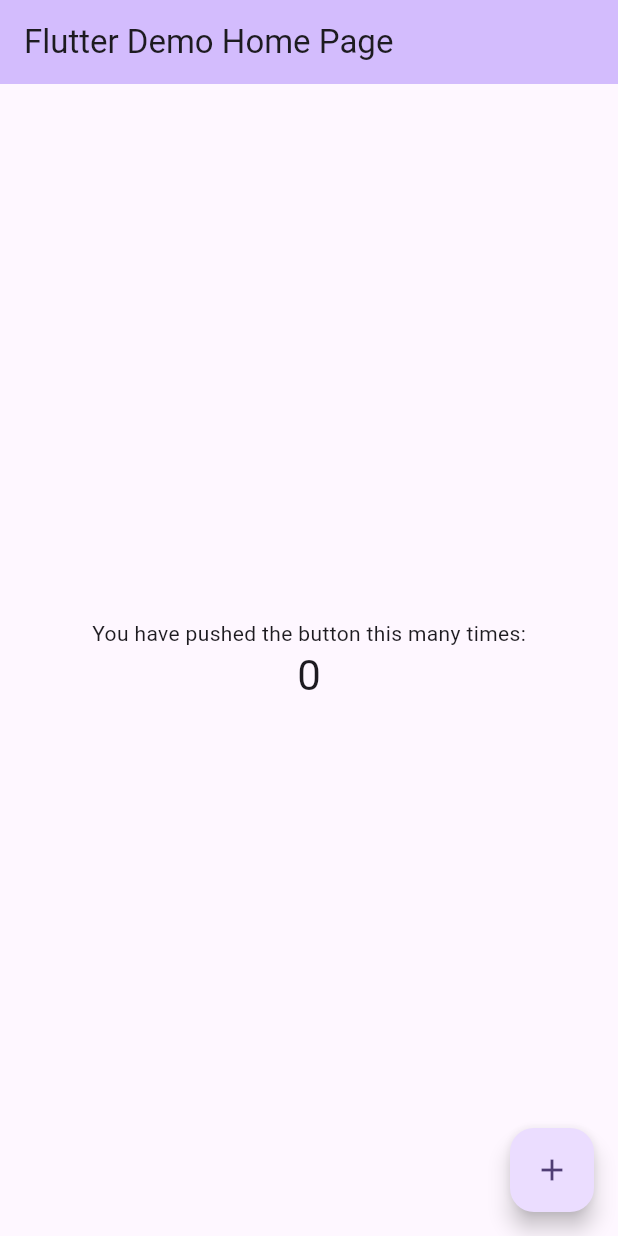
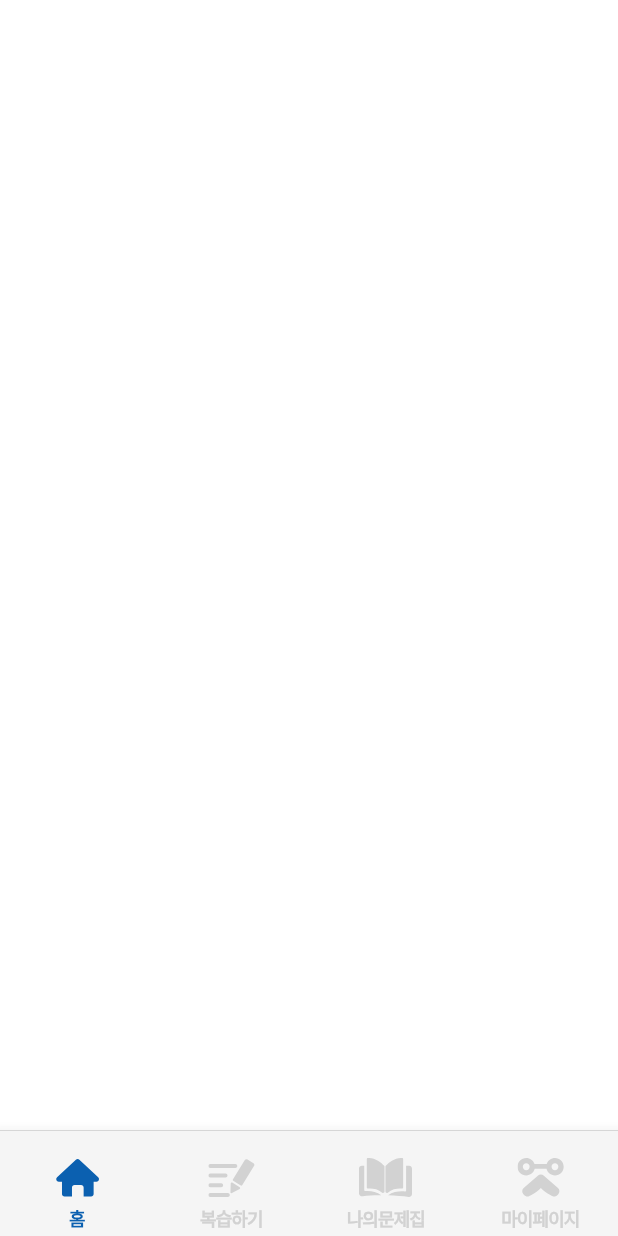
Before and after one commit to RestTest-App/RestTest_FE, a Flutter app: the screen it shows after launch, on a phone screen of 412 x 824 dp. Run offline on Flutter 3.47's test engine with Material 3 defaults, Android fonts, the phone set to English and light mode, and no system bars; our stand-ins replace flutter_dotenv, flutter_native_splash, flutter_svg, get, logger; Roboto replaces fonts that are missing (AppleSDGothicNeo).

Commit message:
✨feat : navigationBar setting

```diff
--- /dev/null
+++ b/lib/app/main_app.dart
@@ -0,0 +1,35 @@
+import 'package:flutter/material.dart';
+import 'package:flutter/services.dart';
+import 'package:get/get.dart';
+import 'package:rest_test/utility/static/app_pages.dart';
+import 'package:rest_test/utility/static/app_routes.dart';
+import 'package:rest_test/utility/system/color_system.dart';
+
+class MainApp extends StatelessWidget {
+  const MainApp({super.key});
+
+  @override
+  Widget build(BuildContext context) {
+    SystemChrome.setPreferredOrientations([DeviceOrientation.portraitUp]);
+    return GetMaterialApp(
+      // App Title
+      title: "Rest_Test",
+
+      locale: Get.deviceLocale,
+      fallbackLocale: const Locale('ko', 'KR'),
+
+      // Theme
+      theme: ThemeData(
+        useMaterial3: true,
+        fontFamily: 'AppleSDGothicNeo',
+        colorSchemeSeed: ColorSystem.blue, //
+        scaffoldBackgroundColor: const Color(0xFF2791EA),
+      ),
+
+      // initialRoute: Routes.LOGIN, // 로그인 화면으로 시작(TEST)
+      initialRoute: Routes.ROOT,
+      // initialBinding: InitBinding(),
+      getPages: appPages,
+    );
+  }
+}
--- a/lib/main.dart
+++ b/lib/main.dart
@@ -1,125 +1,56 @@
 import 'package:flutter/material.dart';
+import 'package:flutter_dotenv/flutter_dotenv.dart';
+import 'package:flutter_native_splash/flutter_native_splash.dart';
 
-void main() {
-  runApp(const MyApp());
+import 'app/main_app.dart';
+
+Future<void> main() async {
+  await onSystemInit();
+
+  runApp(const MainApp());
 }
 
-class MyApp extends StatelessWidget {
-  const MyApp({super.key});
+Future<void> onSystemInit() async{
+  // WidgetsBinding
+  WidgetsBinding widgetsBinding = WidgetsFlutterBinding.ensureInitialized();
 
-  // This widget is the root of your application.
-  @override
-  Widget build(BuildContext context) {
-    return MaterialApp(
-      title: 'Flutter Demo',
-      theme: ThemeData(
-        // This is the theme of your application.
-        //
-        // TRY THIS: Try running your application with "flutter run". You'll see
-        // the application has a purple toolbar. Then, without quitting the app,
-        // try changing the seedColor in the colorScheme below to Colors.green
-        // and then invoke "hot reload" (save your changes or press the "hot
-        // reload" button in a Flutter-supported IDE, or press "r" if you used
-        // the command line to start the app).
-        //
-        // Notice that the counter didn't reset back to zero; the application
-        // state is not lost during the reload. To reset the state, use hot
-        // restart instead.
-        //
-        // This works for code too, not just values: Most code changes can be
-        // tested with just a hot reload.
-        colorScheme: ColorScheme.fromSeed(seedColor: Colors.deepPurple),
-        useMaterial3: true,
-      ),
-      home: const MyHomePage(title: 'Flutter Demo Home Page'),
-    );
-  }
+  // Environment
+  await dotenv.load(fileName: "assets/config/.env");
+  // KakaoSdk.init(nativeAppKey: "${dotenv.env['KAKAO_APP_KEY']}");
+
+  FlutterNativeSplash.preserve(widgetsBinding: widgetsBinding);
+  // 스플래시 스크린 제거
+  FlutterNativeSplash.remove();
 }
 
-class MyHomePage extends StatefulWidget {
-  const MyHomePage({super.key, required this.title});
-
-  // This widget is the home page of your application. It is stateful, meaning
-  // that it has a State object (defined below) that contains fields that affect
-  // how it looks.
-
-  // This class is the configuration for the state. It holds the values (in this
-  // case the title) provided by the parent (in this case the App widget) and
-  // used by the build method of the State. Fields in a Widget subclass are
-  // always marked "final".
-
-  final String title;
-
-  @override
-  State<MyHomePage> createState() => _MyHomePageState();
-}
-
-class _MyHomePageState extends State<MyHomePage> {
-  int _counter = 0;
-
-  void _incrementCounter() {
-    setState(() {
-      // This call to setState tells the Flutter framework that something has
-      // changed in this State, which causes it to rerun the build method below
-      // so that the display can reflect the updated values. If we changed
-      // _counter without calling setState(), then the build method would not be
-      // called again, and so nothing would appear to happen.
-      _counter++;
-    });
-  }
-
-  @override
-  Widget build(BuildContext context) {
-    // This method is rerun every time setState is called, for instance as done
-    // by the _incrementCounter method above.
-    //
-    // The Flutter framework has been optimized to make rerunning build methods
-    // fast, so that you can just rebuild anything that needs updating rather
-    // than having to individually change instances of widgets.
-    return Scaffold(
-      appBar: AppBar(
-        // TRY THIS: Try changing the color here to a specific color (to
-        // Colors.amber, perhaps?) and trigger a hot reload to see the AppBar
-        // change color while the other colors stay the same.
-        backgroundColor: Theme.of(context).colorScheme.inversePrimary,
-        // Here we take the value from the MyHomePage object that was created by
-        // the App.build method, and use it to set our appbar title.
-        title: Text(widget.title),
-      ),
-      body: Center(
-        // Center is a layout widget. It takes a single child and positions it
-        // in the middle of the parent.
-        child: Column(
-          // Column is also a layout widget. It takes a list of children and
-          // arranges them vertically. By default, it sizes itself to fit its
-          // children horizontally, and tries to be as tall as its parent.
-          //
-          // Column has various properties to control how it sizes itself and
-          // how it positions its children. Here we use mainAxisAlignment to
-          // center the children vertically; the main axis here is the vertical
-          // axis because Columns are vertical (the cross axis would be
-          // horizontal).
-          //
-          // TRY THIS: Invoke "debug painting" (choose the "Toggle Debug Paint"
-          // action in the IDE, or press "p" in the console), to see the
-          // wireframe for each widget.
-          mainAxisAlignment: MainAxisAlignment.center,
-          children: <Widget>[
-            const Text(
-              'You have pushed the button this many times:',
-            ),
-            Text(
-              '$_counter',
-              style: Theme.of(context).textTheme.headlineMedium,
-            ),
-          ],
-        ),
-      ),
-      floatingActionButton: FloatingActionButton(
-        onPressed: _incrementCounter,
-        tooltip: 'Increment',
-        child: const Icon(Icons.add),
-      ), // This trailing comma makes auto-formatting nicer for build methods.
-    );
-  }
-}
+// class MyApp extends StatelessWidget {
+//   const MyApp({super.key});
+//
+//   // This widget is the root of your application.
+//   @override
+//   Widget build(BuildContext context) {
+//     return MaterialApp(
+//       title: 'Flutter Demo',
+//       theme: ThemeData(
+//         // This is the theme of your application.
+//         //
+//         // TRY THIS: Try running your application with "flutter run". You'll see
+//         // the application has a purple toolbar. Then, without quitting the app,
+//         // try changing the seedColor in the colorScheme below to Colors.green
+//         // and then invoke "hot reload" (save your changes or press the "hot
+//         // reload" button in a Flutter-supported IDE, or press "r" if you used
+//         // the command line to start the app).
+//         //
+//         // Notice that the counter didn't reset back to zero; the application
+//         // state is not lost during the reload. To reset the state, use hot
+//         // restart instead.
+//         //
+//         // This works for code too, not just values: Most code changes can be
+//         // tested with just a hot reload.
+//         colorScheme: ColorScheme.fromSeed(seedColor: Colors.deepPurple),
+//         useMaterial3: true,
+//       ),
+//       home: const MyHomePage(title: 'Flutter Demo Home Page'),
+//     );
+//   }
+// }
--- a/lib/utility/static/app_pages.dart
+++ b/lib/utility/static/app_pages.dart
@@ -1,10 +1,17 @@
 import 'package:get/get_navigation/src/routes/get_route.dart';
+import '../../binding/root_binding.dart';
+import '../../view/root/root_screen.dart';
 import 'app_routes.dart';
 
 List<GetPage> appPages = [
   // TODO(ALL) : (홈/복습/문제집/마이페이지 메인 화면 제외) 페이지 추가하기 전에 GetPage 설정하기
-  // GetPage(
-  //   name: Routes.LOGIN,
-  //   page: () => const LoginScreen(),
-  // ),
+  GetPage(
+    name: Routes.ROOT,
+    page: () => const RootScreen(),
+    binding: RootBinding(),
+    // middlewares: [
+    //   LoginMiddleware(),
+    //   OnboardingMiddleware(),
+    // ],
+  ),
 ];
--- a/lib/utility/system/color_system.dart
+++ b/lib/utility/system/color_system.dart
@@ -9,6 +9,9 @@ abstract class ColorSystem {
 
   // Black Color
   static Color black = const Color(0xFF181818);
+
+  // Background Color
+  static Color back = const Color(0xFFF5F5F5);
 
   // Light Color
   static Color lightBlue = const Color(0xFFEBF1F6);
--- a/lib/view/root/widget/custom_bottom_navigation_bar/component/custom_bottom_navigation_item.dart
+++ b/lib/view/root/widget/custom_bottom_navigation_bar/component/custom_bottom_navigation_item.dart
@@ -0,0 +1,40 @@
+import 'package:flutter/material.dart';
+import 'package:flutter_svg/svg.dart';
+
+class CustomBottomNavigationItem extends StatelessWidget {
+  const CustomBottomNavigationItem({
+    super.key,
+    required this.isActive,
+    required this.assetPath,
+  });
+
+  final bool isActive;
+  final String assetPath;
+  @override
+  Widget build(BuildContext context) {
+    return Column(
+      mainAxisSize: MainAxisSize.min,
+      children: [
+        SizedBox(height: 12),
+        _buildImageView(),
+        SizedBox(height: 8)
+      ],
+    );
+  }
+
+  Widget _buildImageView() {
+    return SvgPicture.asset(
+      assetPath,
+      colorFilter: isActive
+          ? const ColorFilter.mode(
+        Color(0xFF0B60B0),
+        BlendMode.srcIn,
+      )
+          : const ColorFilter.mode(
+        Color(0xFFD2D2D2),
+        BlendMode.srcIn,
+      ),
+      height: 26,
+    );
+  }
+}
```
Also changed, not shown: flutter_native_splash.yaml (added, +11 -0 lines), lib/binding/root_binding.dart (added, +28 -0 lines), lib/model/root/CustomBottomNavigationItemState.dart (added, +11 -0 lines), lib/view/base/base_screen.dart (+138 -0 lines), lib/view/base/base_widget.dart (+18 -0 lines), lib/view/root/root_screen.dart (+41 -0 lines), lib/view/root/widget/custom_bottom_navigation_bar/custom_bottom_navigation_bar.dart (+78 -0 lines), lib/viewmodel/root/root_view_model.dart (added, +59 -0 lines), pubspec.yaml (+5 -29 lines), assets/icons/bottom_navigation/book.svg (added), assets/icons/bottom_navigation/home.svg (added), assets/icons/bottom_navigation/mypage.svg (added), assets/icons/bottom_navigation/review.svg (added), assets/images/splash_screen.png (added), 8 other files.
